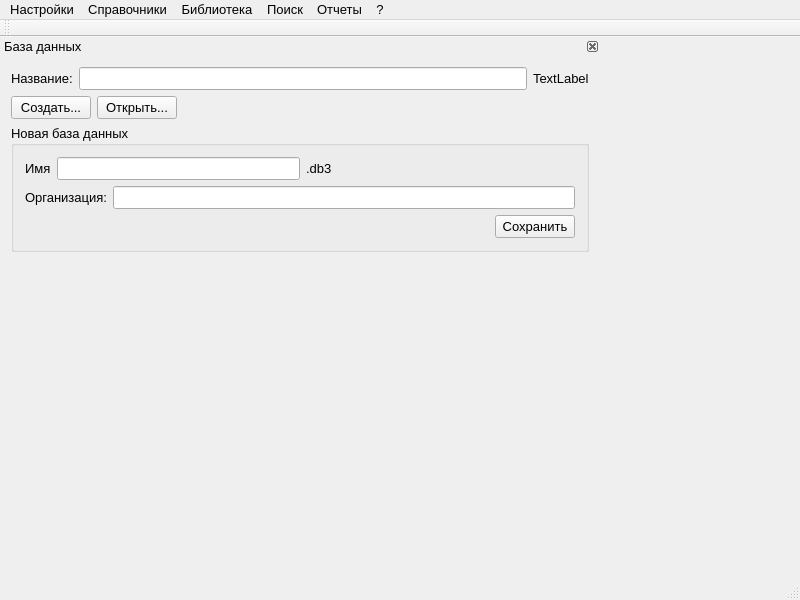
This is librarian/librarian.ui in Skyrim78/Librarian as Qt 5 draws it before an edit. The edited form follows.
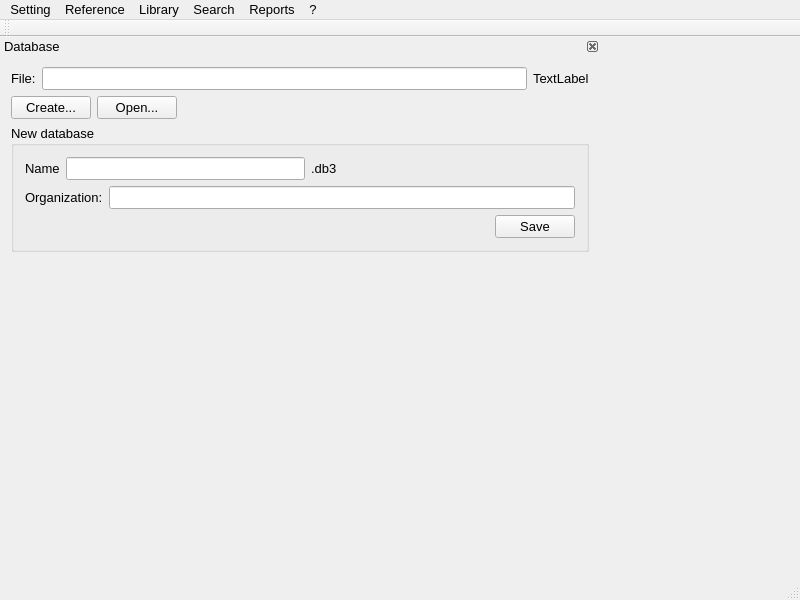
This is the edited form.

The edit to the form file:
```diff
--- a/librarian/librarian.ui
+++ b/librarian/librarian.ui
@@ -43,7 +43,7 @@
      </font>
     </property>
     <property name="title">
-     <string>Настройки</string>
+     <string>Setting</string>
     </property>
     <addaction name="actionSettingDB"/>
    </widget>
@@ -55,7 +55,7 @@
      </font>
     </property>
     <property name="title">
-     <string>Справочники</string>
+     <string>Reference</string>
     </property>
     <addaction name="actionOrganizations"/>
     <addaction name="actionSectCat"/>
@@ -73,7 +73,7 @@
      </font>
     </property>
     <property name="title">
-     <string>Библиотека</string>
+     <string>Library</string>
     </property>
     <addaction name="action_biblio"/>
     <addaction name="separator"/>
@@ -81,14 +81,24 @@
     <addaction name="action_doc_out"/>
    </widget>
    <widget class="QMenu" name="menu_4">
+    <property name="font">
+     <font>
+      <pointsize>10</pointsize>
+     </font>
+    </property>
     <property name="title">
-     <string>Поиск</string>
+     <string>Search</string>
     </property>
     <addaction name="action"/>
    </widget>
    <widget class="QMenu" name="menu_5">
+    <property name="font">
+     <font>
+      <pointsize>10</pointsize>
+     </font>
+    </property>
     <property name="title">
-     <string>Отчеты</string>
+     <string>Reports</string>
     </property>
     <addaction name="action_2"/>
     <addaction name="action_3"/>
@@ -146,7 +156,7 @@
     <set>QDockWidget::DockWidgetClosable</set>
    </property>
    <property name="windowTitle">
-    <string>База данных</string>
+    <string>Database</string>
    </property>
    <attribute name="dockWidgetArea">
     <number>1</number>
@@ -160,7 +170,7 @@
          <item>
           <widget class="QLabel" name="label">
            <property name="text">
-            <string>Название:</string>
+            <string>File:</string>
            </property>
           </widget>
          </item>
@@ -181,14 +191,14 @@
          <item>
           <widget class="QPushButton" name="pushButton_create">
            <property name="text">
-            <string>Создать...</string>
+            <string>Create...</string>
            </property>
           </widget>
          </item>
          <item>
           <widget class="QPushButton" name="pushButton_open">
            <property name="text">
-            <string>Открыть...</string>
+            <string>Open...</string>
            </property>
           </widget>
          </item>
@@ -210,7 +220,7 @@
        <item>
         <widget class="QGroupBox" name="groupBox">
          <property name="title">
-          <string>Новая база данных</string>
+          <string>New database</string>
          </property>
          <layout class="QGridLayout" name="gridLayout">
           <item row="0" column="0">
@@ -220,7 +230,7 @@
               <item>
                <widget class="QLabel" name="label_2">
                 <property name="text">
-                 <string>Имя</string>
+                 <string>Name</string>
                 </property>
                </widget>
               </item>
@@ -254,7 +264,7 @@
               <item>
                <widget class="QLabel" name="label_4">
                 <property name="text">
-                 <string>Организация:</string>
+                 <string>Organization:</string>
                 </property>
                </widget>
               </item>
@@ -281,7 +291,7 @@
               <item>
                <widget class="QPushButton" name="pushButton_new_make">
                 <property name="text">
-                 <string>Сохранить</string>
+                 <string>Save</string>
                 </property>
                </widget>
               </item>
```
Left out of the diff: 103 changed lines with no effect on the pictures.
